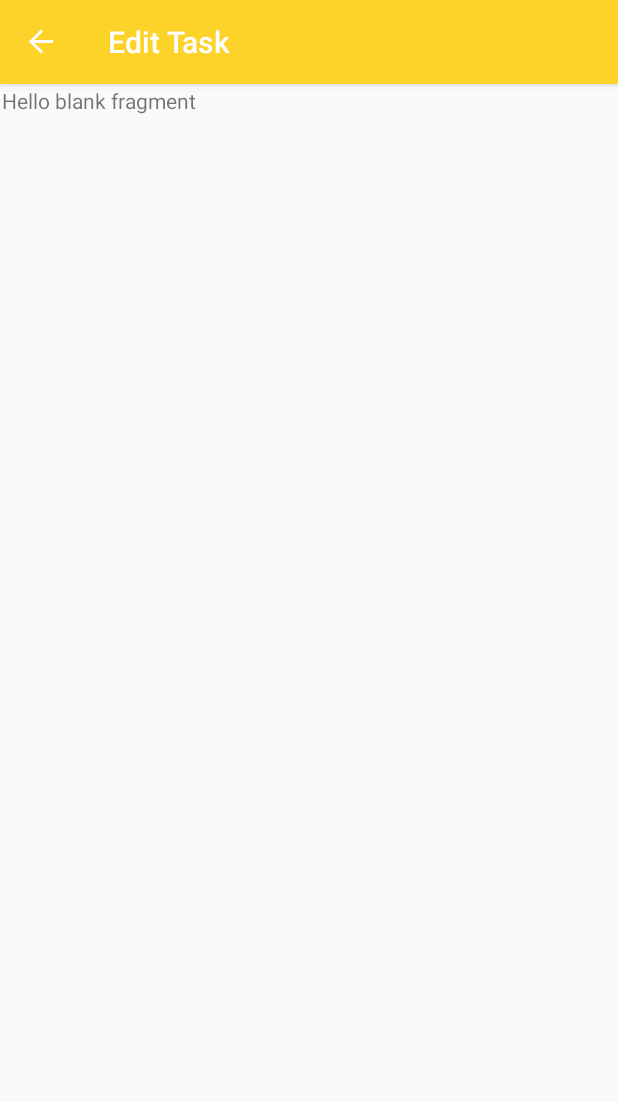
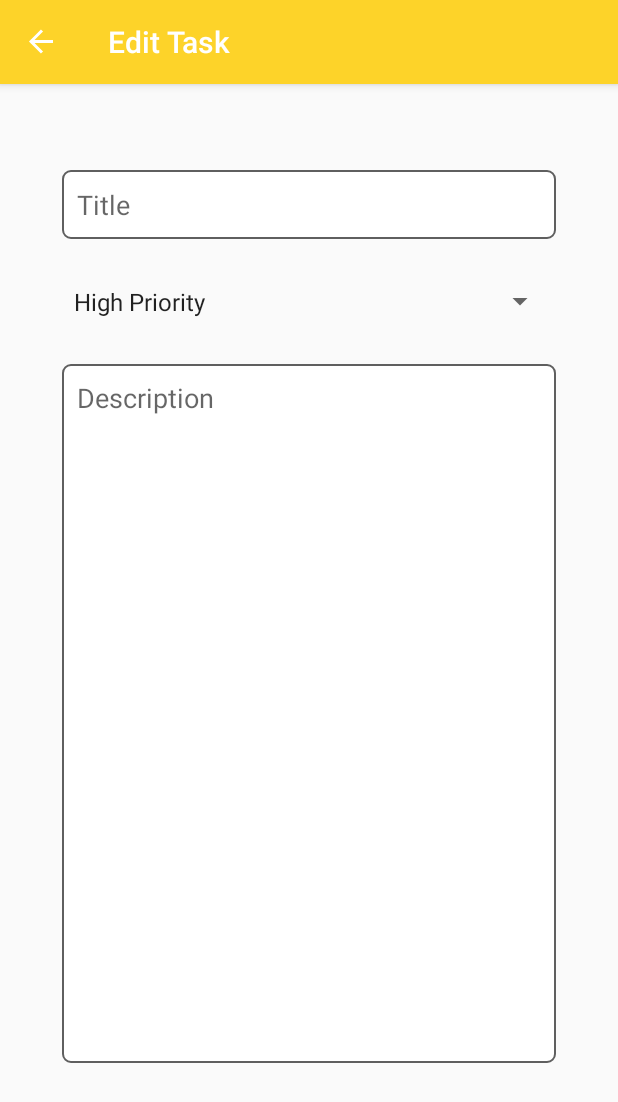
Before and after one commit to rizkitriandani/ToDoList, an Android app: the UpdateFragment screen opened through its navigation route, on a phone screen of 412 x 824 dp. Shown: the top 1102 px of the screen. Run offline under Robolectric (Android 15) with nearby library versions, the phone set to English and light mode, and no system bars; our stand-ins replace navigation-ui.

Commit message:
Update layout and menu for list fragment added.

```diff
--- a/app/src/main/java/com/belajar/todolist/list/ListFragment.kt
+++ b/app/src/main/java/com/belajar/todolist/list/ListFragment.kt
@@ -1,10 +1,8 @@
 package com.belajar.todolist.list
 
 import android.os.Bundle
+import android.view.*
 import androidx.fragment.app.Fragment
-import android.view.LayoutInflater
-import android.view.View
-import android.view.ViewGroup
 import androidx.navigation.fragment.findNavController
 import com.belajar.todolist.R
 import kotlinx.android.synthetic.main.fragment_list.view.*
@@ -24,7 +22,13 @@ class ListFragment : Fragment() {
             findNavController().navigate(R.id.action_listFragment_to_addFragment);
         }
 
+        setHasOptionsMenu(true)
+
         return view;
     }
 
+    override fun onCreateOptionsMenu(menu: Menu, inflater: MenuInflater) {
+      inflater.inflate(R.menu.list_fragment_menu, menu)
+    }
+
 }
--- /dev/null
+++ b/app/src/main/res/drawable/custom_input.xml
@@ -0,0 +1,20 @@
+<?xml version="1.0" encoding="utf-8"?>
+<selector xmlns:android="http://schemas.android.com/apk/res/android">
+    <item android:state_enabled="true" android:state_focused="true">
+        <shape android:shape="rectangle">
+            <solid android:color="@color/colorAccentWhite"/>
+            <stroke android:width="1dp" android:color="@color/colorPrimary"/>
+            <corners android:radius="5dp"/>
+
+        </shape>
+    </item>
+
+    <item android:state_enabled="true">
+    <shape android:shape="rectangle">
+        <solid android:color="@color/colorAccentWhite"/>
+        <stroke android:width="1dp" android:color="@color/colorAccentGrey"/>
+        <corners android:radius="5dp"/>
+    </shape>
+</item>
+
+</selector>
--- /dev/null
+++ b/app/src/main/res/drawable/ic_baseline_search.xml
@@ -0,0 +1,5 @@
+<vector android:autoMirrored="true" android:height="24dp"
+    android:tint="#FFFFFF" android:viewportHeight="24"
+    android:viewportWidth="24" android:width="24dp" xmlns:android="http://schemas.android.com/apk/res/android">
+    <path android:fillColor="@android:color/white" android:pathData="M15.5,14h-0.79l-0.28,-0.27C15.41,12.59 16,11.11 16,9.5 16,5.91 13.09,3 9.5,3S3,5.91 3,9.5 5.91,16 9.5,16c1.61,0 3.09,-0.59 4.23,-1.57l0.27,0.28v0.79l5,4.99L20.49,19l-4.99,-5zM9.5,14C7.01,14 5,11.99 5,9.5S7.01,5 9.5,5 14,7.01 14,9.5 11.99,14 9.5,14z"/>
+</vector>
--- a/app/src/main/res/layout/fragment_add.xml
+++ b/app/src/main/res/layout/fragment_add.xml
@@ -8,15 +8,16 @@
     android:layout_margin="40dp"
     >
 
-
     <EditText
-        android:id="@+id/editTextTextPersonName"
+        android:id="@+id/etTaskTitle"
         android:layout_width="match_parent"
         android:layout_height="46dp"
         android:layout_marginTop="16dp"
+        android:background="@drawable/custom_input"
         android:ems="10"
+        android:hint="@string/txt_read_a_book"
         android:inputType="textPersonName"
-        android:hint="@string/txt_read_a_book"
+        android:padding="10dp"
         app:layout_constraintEnd_toEndOf="parent"
         app:layout_constraintHorizontal_bias="0.497"
         app:layout_constraintStart_toStartOf="parent"
@@ -32,10 +33,11 @@
         android:entries="@array/task_priorities"
         app:layout_constraintEnd_toEndOf="parent"
         app:layout_constraintStart_toStartOf="parent"
-        app:layout_constraintTop_toBottomOf="@+id/editTextTextPersonName" />
+        app:layout_constraintTop_toBottomOf="@id/etTaskTitle" />
 
     <EditText
-        android:id="@+id/editTextTextMultiLine"
+        android:id="@+id/etDescription"
+        android:background="@drawable/custom_input"
         android:layout_width="match_parent"
         android:layout_height="466dp"
         android:layout_marginTop="16dp"
@@ -43,7 +45,9 @@
         android:gravity="start|top"
         android:hint="@string/txt_description"
         android:inputType="textMultiLine"
+        android:padding="10dp"
         app:layout_constraintEnd_toEndOf="parent"
         app:layout_constraintStart_toStartOf="parent"
         app:layout_constraintTop_toBottomOf="@+id/spinnerPriority" />
+
 </androidx.constraintlayout.widget.ConstraintLayout>
--- a/app/src/main/res/layout/fragment_list.xml
+++ b/app/src/main/res/layout/fragment_list.xml
@@ -1,14 +1,15 @@
 <?xml version="1.0" encoding="utf-8"?>
-<androidx.constraintlayout.widget.ConstraintLayout xmlns:android="http://schemas.android.com/apk/res/android"
+<androidx.constraintlayout.widget.ConstraintLayout
+    xmlns:android="http://schemas.android.com/apk/res/android"
     xmlns:app="http://schemas.android.com/apk/res-auto"
     xmlns:tools="http://schemas.android.com/tools"
-    android:id="@+id/frameLayout"
+    android:id="@+id/listLayout"
     android:layout_width="match_parent"
     android:layout_height="match_parent"
     tools:context=".list.ListFragment">
 
     <androidx.recyclerview.widget.RecyclerView
-        android:id="@+id/recyclerView"
+        android:id="@+id/rvTaskList"
         android:layout_width="match_parent"
         android:layout_height="match_parent"
         app:layout_constraintBottom_toBottomOf="parent"
@@ -31,6 +32,7 @@
 
 
     <LinearLayout
+        android:id="@+id/llEmptyListIllustation"
         android:layout_width="wrap_content"
         android:layout_height="wrap_content"
         android:orientation="vertical"
--- a/app/src/main/res/layout/fragment_update.xml
+++ b/app/src/main/res/layout/fragment_update.xml
@@ -1,14 +1,53 @@
 <?xml version="1.0" encoding="utf-8"?>
-<FrameLayout xmlns:android="http://schemas.android.com/apk/res/android"
+<androidx.constraintlayout.widget.ConstraintLayout xmlns:android="http://schemas.android.com/apk/res/android"
     xmlns:tools="http://schemas.android.com/tools"
     android:layout_width="match_parent"
     android:layout_height="match_parent"
-    tools:context=".update.UpdateFragment">
+    xmlns:app="http://schemas.android.com/apk/res-auto"
+    tools:context=".update.UpdateFragment"
+    android:layout_margin="40dp"
+    >
 
-    <!-- TODO: Update blank fragment layout -->
-    <TextView
+    <EditText
+        android:id="@+id/etTaskTitle"
         android:layout_width="match_parent"
-        android:layout_height="match_parent"
-        android:text="@string/hello_blank_fragment" />
+        android:layout_height="46dp"
+        android:layout_marginTop="16dp"
+        android:background="@drawable/custom_input"
+        android:ems="10"
+        android:hint="@string/txt_read_a_book"
+        android:inputType="textPersonName"
+        android:padding="10dp"
+        app:layout_constraintEnd_toEndOf="parent"
+        app:layout_constraintHorizontal_bias="0.497"
+        app:layout_constraintStart_toStartOf="parent"
+        app:layout_constraintTop_toTopOf="parent" />
 
-</FrameLayout>
+    <Spinner
+        android:id="@+id/spinnerPriority"
+        android:layout_width="match_parent"
+        android:layout_height="51dp"
+        android:layout_marginTop="16dp"
+        android:spinnerMode="dropdown"
+        android:textAlignment="textStart"
+        android:entries="@array/task_priorities"
+        app:layout_constraintEnd_toEndOf="parent"
+        app:layout_constraintStart_toStartOf="parent"
+        app:layout_constraintTop_toBottomOf="@id/etTaskTitle" />
+
+    <EditText
+        android:id="@+id/etDescription"
+        android:background="@drawable/custom_input"
+        android:layout_width="match_parent"
+        android:layout_height="466dp"
+        android:layout_marginTop="16dp"
+        android:ems="10"
+        android:gravity="start|top"
+        android:hint="@string/txt_description"
+        android:inputType="textMultiLine"
+        android:padding="10dp"
+        app:layout_constraintEnd_toEndOf="parent"
+        app:layout_constraintStart_toStartOf="parent"
+        app:layout_constraintTop_toBottomOf="@+id/spinnerPriority" />
+
+</androidx.constraintlayout.widget.ConstraintLayout>
--- /dev/null
+++ b/app/src/main/res/menu/list_fragment_menu.xml
@@ -0,0 +1,34 @@
+<?xml version="1.0" encoding="utf-8"?>
+<menu xmlns:android="http://schemas.android.com/apk/res/android"
+    xmlns:app="http://schemas.android.com/apk/res-auto">
+    <item
+        android:id="@+id/menu_serch"
+        android:title="Search"
+        android:icon="@drawable/ic_baseline_search"
+        app:showAsAction="ifRoom"
+        app:actionViewClass="android.widget.SearchView" />
+
+    <group android:checkableBehavior="single">
+        <item
+            android:id="@+id/menu_sort_by"
+            android:title="Sort By">
+            <menu>
+                <item
+                    android:id="@+id/menu_priority_high"
+                    android:title="Priority High"/>
+                <item
+                    android:id="@+id/menu_priority_loq"
+                    android:title="Priority Low"/>
+
+
+            </menu>
+
+        </item>
+
+    </group>
+
+    <item
+        android:id="@+id/menu_delet_all"
+        android:title="Delete All"/>
+
+</menu>
```
